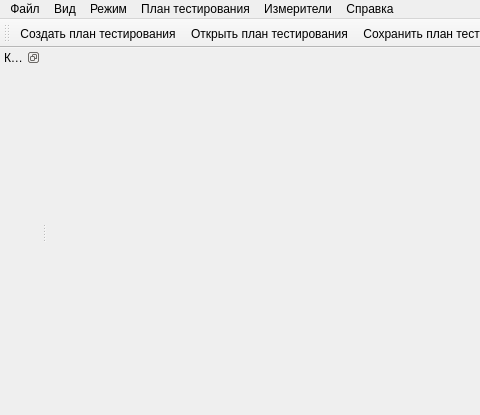
Qt form gui/mainwindow.ui (EPC-MSU/EPLab) before a commit; both pictures show x 0 to 480 and y 0 to 415 of the 1305 by 415 pixel window.
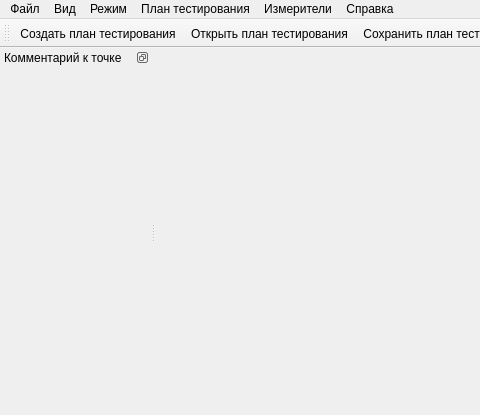
The same form after that commit. Icons and pictures are not drawn.

Commit message: Fixed default and min comment table width

What changed in the file:
```diff
--- a/gui/mainwindow.ui
+++ b/gui/mainwindow.ui
@@ -146,6 +146,12 @@
    </widget>
   </widget>
   <widget class="QDockWidget" name="comment_dock">
+   <property name="minimumSize">
+    <size>
+     <width>150</width>
+     <height>40</height>
+    </size>
+   </property>
    <property name="maximumSize">
     <size>
      <width>524287</width>
```
The commit also changes 2 other files.
